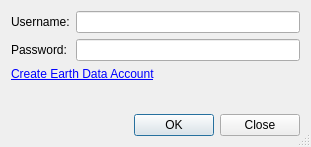
Before: the Qt Designer form login.ui in hdus/SRTM-Downloader, drawn with Qt 5.
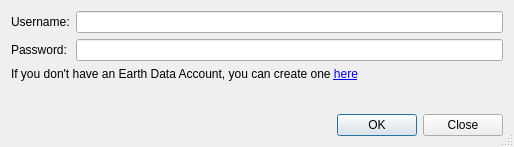
After: the same form once the commit is applied.

Commit message: - login improved - HTTP Error handling improved

The edit to the form file:
```diff
--- a/login.ui
+++ b/login.ui
@@ -6,7 +6,7 @@
    <rect>
     <x>0</x>
     <y>0</y>
-    <width>311</width>
+    <width>514</width>
     <height>147</height>
    </rect>
   </property>
@@ -20,7 +20,7 @@
    <item row="2" column="0" colspan="2">
     <widget class="QLabel" name="lbl_registration">
      <property name="text">
-      <string>&lt;html&gt;&lt;head/&gt;&lt;body&gt;&lt;p&gt;&lt;a href=&quot;https://urs.earthdata.nasa.gov/home&quot;&gt;&lt;span style=&quot; text-decoration: underline; color:#0000ff;&quot;&gt;Create Earth Data Account&lt;/span&gt;&lt;/a&gt;&lt;/p&gt;&lt;/body&gt;&lt;/html&gt;</string>
+      <string>&lt;html&gt;&lt;head/&gt;&lt;body&gt;&lt;p&gt;If you don't have an Earth Data Account, you can create one  &lt;a href=&quot;https://urs.earthdata.nasa.gov/home&quot;&gt;&lt;span style=&quot; text-decoration: underline; color:#0000ff;&quot;&gt;here&lt;/span&gt;&lt;/a&gt;&lt;/p&gt;&lt;/body&gt;&lt;/html&gt;</string>
      </property>
      <property name="textInteractionFlags">
       <set>Qt::LinksAccessibleByMouse</set>
```
The commit also changes 7 other files.
